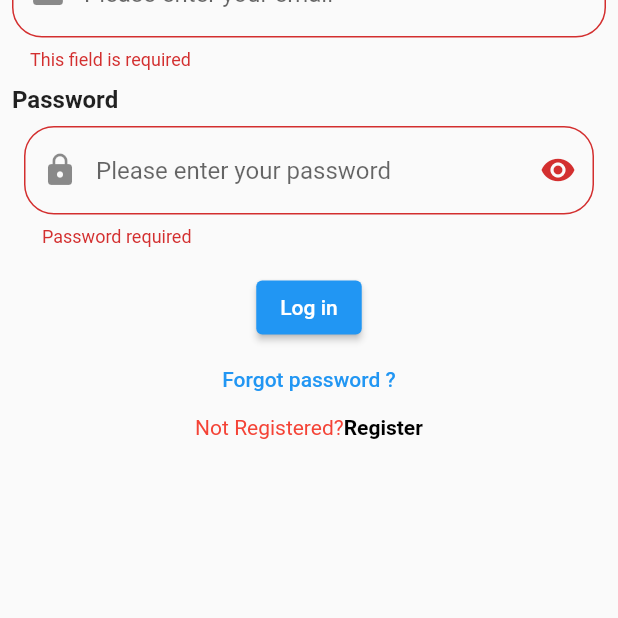
After one commit to parshant986/Login_Page, a Flutter app: the screen it shows after launch, after a tap on "Log in", on a phone screen of 412 x 824 dp, the part 618-1236 px from its top. The commit adds this screen. Run offline on Flutter 3.47's test engine with Material 2 defaults, Android fonts, the phone set to English and light mode, and no system bars.

Commit message:
e-commerce

```diff
--- /dev/null
+++ b/lib/src/view/screens/login.dart
@@ -0,0 +1,144 @@
+import 'package:flutter/gestures.dart';
+import 'package:flutter/material.dart';
+import 'package:september/src/view/screens/register.dart';
+import 'package:september/src/view/screens/home.dart';
+import 'package:september/src/view/screens/texts.dart';
+import 'package:september/src/view/utilis/colors.dart';
+
+class LoginScreen extends StatefulWidget {
+	LoginScreen({super.key});
+
+	@override
+	State<LoginScreen> createState() => _LoginScreenState();
+}
+
+class _LoginScreenState extends State<LoginScreen> {
+	TextEditingController _emailInputController = TextEditingController();
+	TextEditingController _passwordInputController = TextEditingController();
+
+	final formKey = GlobalKey<FormState>();
+
+	bool hidePassword = true;
+	RegExp gmailValidation = RegExp(r'@gmail.com');
+	RegExp paasswordValidaton = RegExp(r"[a-z0-9A-Z]");
+
+	@override
+	Widget build(BuildContext context) {
+	 return GestureDetector(
+		onTap: () => FocusManager.instance.primaryFocus?.unfocus(),
+		child: Scaffold(
+			appBar: AppBar(
+			 title: Text(appName),
+			),
+			body: Column(
+			 mainAxisAlignment: MainAxisAlignment.center,
+			 children: [
+				Padding(
+					padding: const EdgeInsets.all(8.0),
+					child: Container(
+					 child: Icon(Icons.person, size: 150),
+					),
+				),
+				Padding(
+					padding: const EdgeInsets.all(8.0),
+					child: Form(
+					 key: formKey,
+					 child: Column(
+						crossAxisAlignment: CrossAxisAlignment.start,
+						children: [
+							Text(
+							 "Email",
+							 style:
+									TextStyle(fontSize: 16, fontWeight: FontWeight.bold),
+							),
+							SizedBox(
+							 height: 10,
+							),
+							TextFormField(
+							 controller: _emailInputController,
+							 validator: (value) {
+								if (value == null || value.isEmpty) {
+									return "This field is required";
+								} else if (!gmailValidation.hasMatch(value)) {
+									return "Please enter a valid email";
+								} else {
+									return null;
+								}
+							 },
+							 autovalidateMode: AutovalidateMode.onUserInteraction,
+							 decoration: InputDecoration(
+								prefixIcon: Icon(Icons.email),
+								hintText: "Please enter your email",
+								border: OutlineInputBorder(
+									borderRadius: BorderRadius.circular(20),
+								),
+							 ),
+							),
+							SizedBox(
+							 height: 10,
+							),
+							Text(
+							 "Password",
+							 style:
+									TextStyle(fontSize: 16, fontWeight: FontWeight.bold),
+							),
+							Padding(
+							 padding: const EdgeInsets.all(8.0),
+							 child: TextFormField(
+								controller: _passwordInputController,
+								validator: (value) {
+									if (value == null || value.isEmpty) {
+									 return "Password required";
+									} else if (!paasswordValidaton.hasMatch(value)) {
+									 return "Please enter corrrect password";
+									} else {
+									 return null;
+									}
+								},
+								obscureText: hidePassword,
+								decoration: InputDecoration(
+									 prefixIcon: Icon(Icons.lock),
+									 suffixIcon: IconButton(
+										onPressed: () {
+											hidePassword = !hidePassword;
+											setState(() {});
+										},
+										icon: Icon(hidePassword
+											 ? Icons.remove_red_eye
+											 : Icons.remove_red_eye_outlined),
+									 ),
+									 hintText: "Please enter your password",
+									 border: OutlineInputBorder(
+										borderRadius: BorderRadius.circular(20),
+									 ),),
+							 ),
+							)
+						],
+					 ),
+					),
+				),
+				ElevatedButton(
+					 onPressed: () {
+						if (formKey.currentState!.validate())
+							Navigator.of(context).pushReplacement(MaterialPageRoute(
+								builder: ((context) =>
+									 HomeScreen(title: "Welcome to second screen"))));
+					 },
+					 child: Text("Log in")),
+				TextButton(onPressed: () {}, child: Text("Forgot password ?")),
+				RichText(text: TextSpan(children: [
+					TextSpan(text:"Not Registered?",
+					style: TextStyle(color: kRedColor)),
+					TextSpan(text: "Register",
+					recognizer:TapGestureRecognizer()
+					..onTap =() {
+						Navigator.of(context).push(MaterialPageRoute(builder: (context)=>RegisterScreen()));
+					},
+					style: TextStyle(color: kBlackColor, fontWeight: FontWeight.bold)),
+				]))
+			 ],
+			),
+		),
+	 );
+	}
+}
--- a/lib/src/view/screens/register.dart
+++ b/lib/src/view/screens/register.dart
@@ -9,7 +9,8 @@ class RegisterScreen extends StatelessWidget {
       body: Center(
         child: ElevatedButton(onPressed: (){
           Navigator.pop(context);
-        }, child: Text("Go to login")),
+        }, child: Text("Go to login")
+        ),
       ),
     );
   }
--- a/lib/src/view/screens/splash.dart
+++ b/lib/src/view/screens/splash.dart
@@ -1,5 +1,6 @@
 import 'package:flutter/material.dart';
 import 'package:september/src/view/screens/home.dart';
+import 'package:september/src/view/screens/login.dart';
 import 'package:september/src/view/utilis/media.dart';
 
 class SplashScreen extends StatefulWidget {
@@ -20,7 +21,7 @@ class _SplashScreenState extends State<SplashScreen> {
    navigate(){
    Future.delayed(Duration(seconds: 1),(){
       Navigator.of(context)
-	 .pushReplacement(MaterialPageRoute(builder: (context) => HomeScreen()));
+    .pushReplacement(MaterialPageRoute(builder: (context) => LoginScreen()));
    });
    }
 
```
Also changed, not shown: lib/src/view/screens/home.dart (+16 -127 lines), lib/src/view/screens/second_page.dart (deleted, +0 -35 lines). Lines whose indentation alone changed are shown as unchanged.
